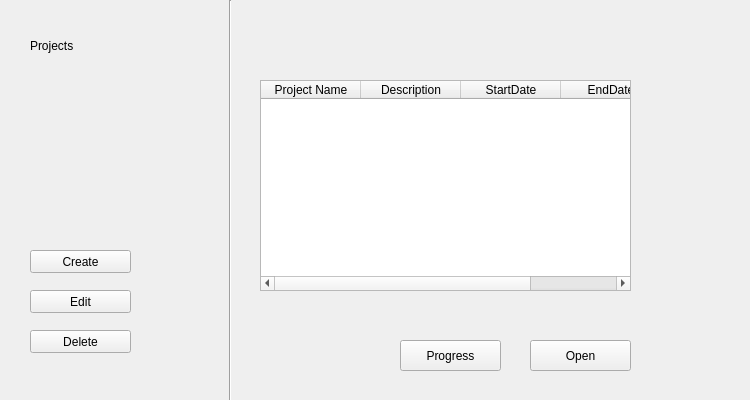
Qt form project.ui (huzaifa112003/Project-Management-Systems) before a commit.
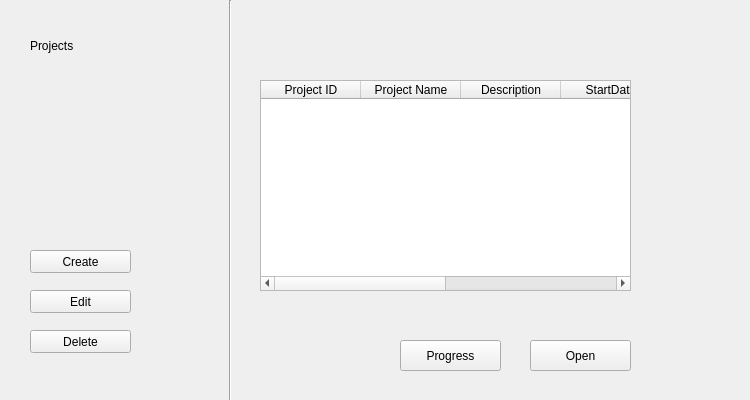
The same form after that commit.

What changed in the file:
```diff
--- a/project.ui
+++ b/project.ui
@@ -137,6 +137,11 @@
      <height>211</height>
     </rect>
    </property>
+   <column>
+    <property name="text">
+     <string>Project ID</string>
+    </property>
+   </column>
    <column>
     <property name="text">
      <string>Project Name</string>
@@ -157,6 +162,11 @@
      <string>EndDate</string>
     </property>
    </column>
+   <column>
+    <property name="text">
+     <string>Client Name</string>
+    </property>
+   </column>
   </widget>
  </widget>
  <resources/>
```
